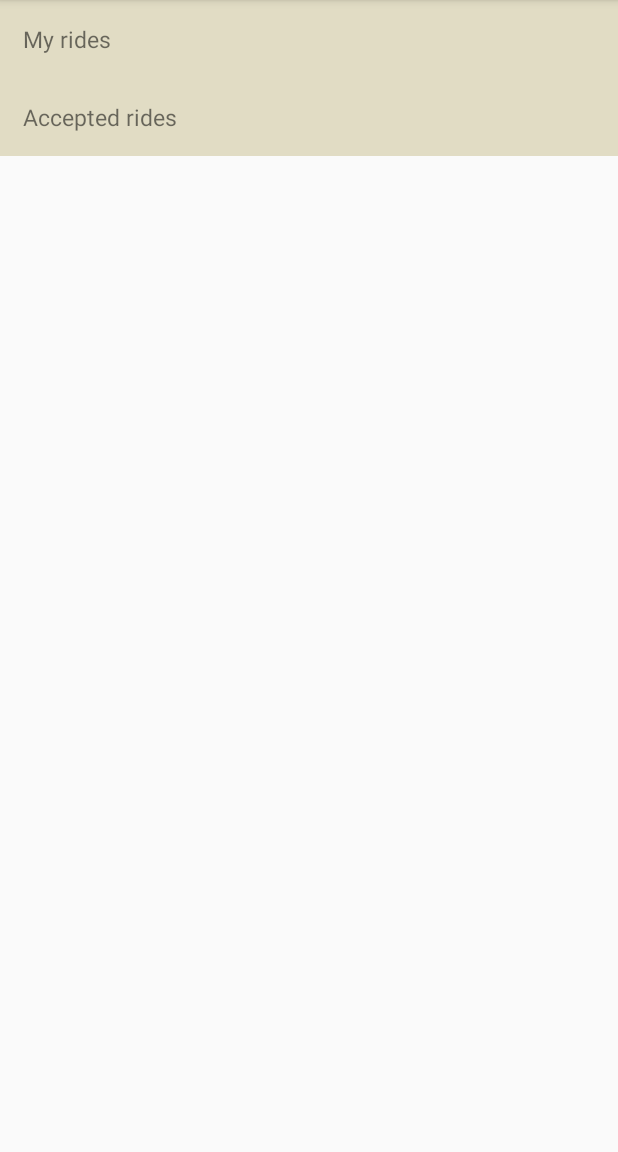
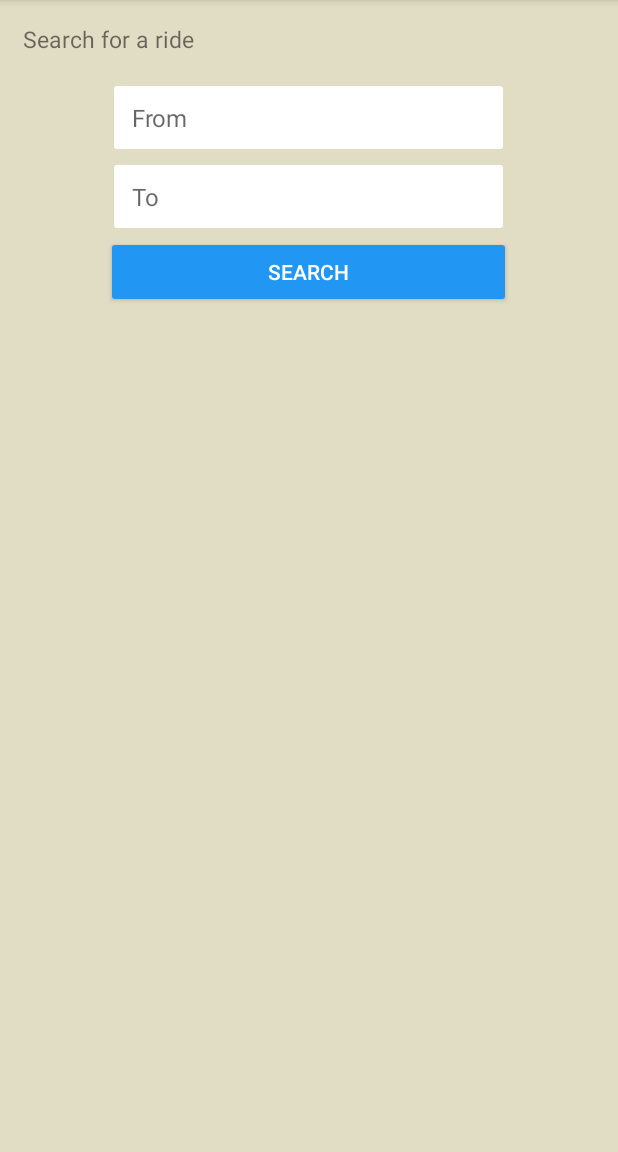
Before and after one commit to Vedranivic/ShareTaxiApp, an Android app: the fragment SearchFragment shown on its own in the app's theme, on a phone screen of 412 x 824 dp, the part 84-1236 px from its top. Run offline under Robolectric (Android 15) with nearby library versions, the phone set to English and light mode, and no system bars; our stand-ins replace Firebase (no records; nobody signed in at launch, a user with empty details on screens opened directly).

Commit message:
Added Dialog for  deleting and creating rides. Updated Search Fragment

```diff
--- a/app/src/main/java/hr/ferit/vedran/sharetaxi/SearchFragment.java
+++ b/app/src/main/java/hr/ferit/vedran/sharetaxi/SearchFragment.java
@@ -36,42 +36,7 @@ public class SearchFragment extends Fragment{
     public View onCreateView(LayoutInflater inflater,
                              @Nullable ViewGroup container,
                              @Nullable Bundle savedInstanceState) {
-        View view = inflater.inflate(R.layout.fragment_home,container,false);
-        rvMyRides = (RecyclerView)view.findViewById(R.id.rvMyRides);
-        myRidesLinearLayoutManager = new LinearLayoutManager(getContext());
-        rvMyRides.setLayoutManager(myRidesLinearLayoutManager);
-
-        myRides = new ArrayList<Ride>();
-        databaseReference = FirebaseDatabase.getInstance().getReference("Rides");
-
-        databaseReference.addChildEventListener(new ChildEventListener() {
-            @Override
-            public void onChildAdded(@NonNull DataSnapshot dataSnapshot, @Nullable String s) {
-                //getAllRides(dataSnapshot);
-                Ride ride = dataSnapshot.getValue(Ride.class);
-                myRides.add(ride);
-
-                rvMyRidesAdapter = new MyRidesAdapter(getContext(), myRides);
-                rvMyRides.setAdapter(rvMyRidesAdapter);
-            }
-
-            @Override
-            public void onChildChanged(@NonNull DataSnapshot dataSnapshot, @Nullable String s) {
-
-            }
-            @Override
-            public void onChildRemoved(@NonNull DataSnapshot dataSnapshot) {
-
-            }
-            @Override
-            public void onChildMoved(@NonNull DataSnapshot dataSnapshot, @Nullable String s) {
-
-            }
-            @Override
-            public void onCancelled(@NonNull DatabaseError databaseError) {
-
-            }
-        });
+        View view = inflater.inflate(R.layout.fragment_search,container,false);
 
         return view;
     }
--- a/app/src/main/res/drawable/edittext_shape.xml
+++ b/app/src/main/res/drawable/edittext_shape.xml
@@ -5,9 +5,8 @@
 
     <corners android:radius="2dp"  />
 
-    <padding android:top="8dp"
-        android:bottom="8dp"
-        android:left="15dp"
-        android:right="8dp"/>
-
+    <padding android:top="10dp"
+        android:bottom="10dp"
+        android:left="12dp"
+        android:right="10dp"/>
 </shape>
--- a/app/src/main/res/layout/fragment_search.xml
+++ b/app/src/main/res/layout/fragment_search.xml
@@ -4,19 +4,52 @@
     xmlns:tools="http://schemas.android.com/tools"
     android:id="@+id/rlRidesS"
     android:layout_width="match_parent"
-    android:layout_height="wrap_content"
+    android:layout_height="match_parent"
     android:background="@color/ListBackColor"
     android:orientation="vertical">
 
     <TextView
-        android:id="@+id/tvMyRidesS"
+        android:id="@+id/CreateNewRideText"
         android:layout_width="match_parent"
         android:layout_height="wrap_content"
         android:layout_alignParentTop="true"
         android:padding="@dimen/myRidesTextPadding"
-        android:text="Search for rides"
+        android:text="Search for a ride"
         android:textSize="@dimen/myRidesTextSize"
-        android:textStyle="bold" />
+        />
+    <RelativeLayout
+        android:layout_width="270dp"
+        android:layout_height="wrap_content"
+        android:layout_centerHorizontal="true"
+        android:layout_below="@id/CreateNewRideText">
 
+        <EditText
+            android:id="@+id/etSearchFrom"
+            android:layout_width="match_parent"
+            android:layout_height="wrap_content"
+            android:background="@drawable/edittext_shape"
+            android:layout_margin="5dp"
+            android:textSize="16sp"
+            android:hint="@string/fromHintText"/>
+        <EditText
+            android:id="@+id/etSearchTo"
+            android:layout_width="match_parent"
+            android:layout_height="wrap_content"
+            android:layout_below="@id/etSearchFrom"
+            android:background="@drawable/edittext_shape"
+            android:layout_margin="5dp"
+            android:textSize="16sp"
+            android:hint="@string/toHintText"/>
+
+        <Button
+            android:id="@+id/btSearch"
+            android:layout_width="match_parent"
+            android:layout_height="wrap_content"
+            android:layout_below="@id/etSearchTo"
+            android:layout_centerHorizontal="true"
+            android:backgroundTint="@color/colorAccent"
+            android:text="@string/searchButtonText"
+            android:textColor="@color/colorWhite"/>
+    </RelativeLayout>
 
 </RelativeLayout>
--- a/app/src/main/res/values/strings.xml
+++ b/app/src/main/res/values/strings.xml
@@ -8,5 +8,6 @@
     <string name="passengersHintText">Passengers</string>
     <string name="btCreateText">Create</string>
     <string name="dateHintText">Date</string>
+    <string name="searchButtonText">Search</string>
 
 </resources>
```
Also changed, not shown: app/src/main/java/hr/ferit/vedran/sharetaxi/CreateFragment.java (+13 -1 lines), app/src/main/java/hr/ferit/vedran/sharetaxi/MyRidesAdapter.java (+27 -2 lines), app/src/main/res/layout/fragment_create.xml (+6 -5 lines).
